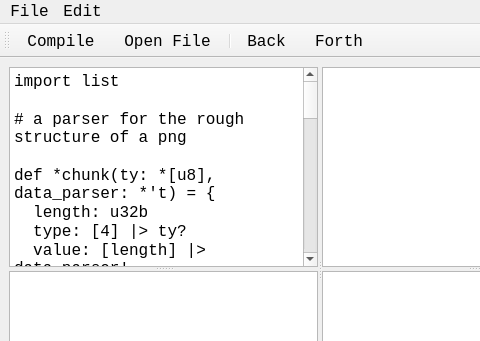
Above: tools/ylliab/yphbtwindow.ui from 8051Enthusiast/yabo before the change; both pictures show x 0 to 480 and y 0 to 341 of the 640 by 480 pixel window. Below: the same form after it.
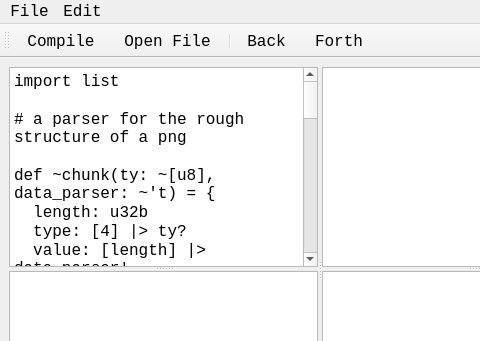
That is the form after the change. Custom widgets are drawn as their Qt base class.

What changed in the file:
```diff
--- a/tools/ylliab/yphbtwindow.ui
+++ b/tools/ylliab/yphbtwindow.ui
@@ -36,14 +36,14 @@
 
 # a parser for the rough structure of a png
 
-def *chunk(ty: *[u8], data_parser: *'t) = {
+def ~chunk(ty: ~[u8], data_parser: ~'t) = {
   length: u32b
   type: [4] |&gt; ty?
   value: [length] |&gt; data_parser!
   crc: u32b
 }
 
-def *head = {
+def ~head = {
   width: u32b
   height: u32b
   bit_depth: u8
@@ -53,14 +53,14 @@
   interlace_method: u8
 }
 
-def *rgb = {
+def ~rgb = {
   red: u8
   green: u8
   blue: u8
 }
 
 export
-def *main = {
+def ~main = {
   h/89 50 4e 47 0d 0a 1a 0a/
 
   header: chunk(/IHDR/, head)!
```
